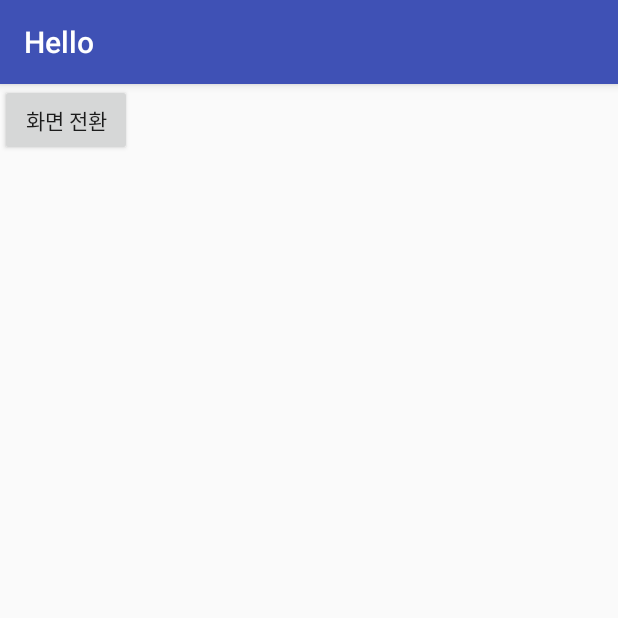
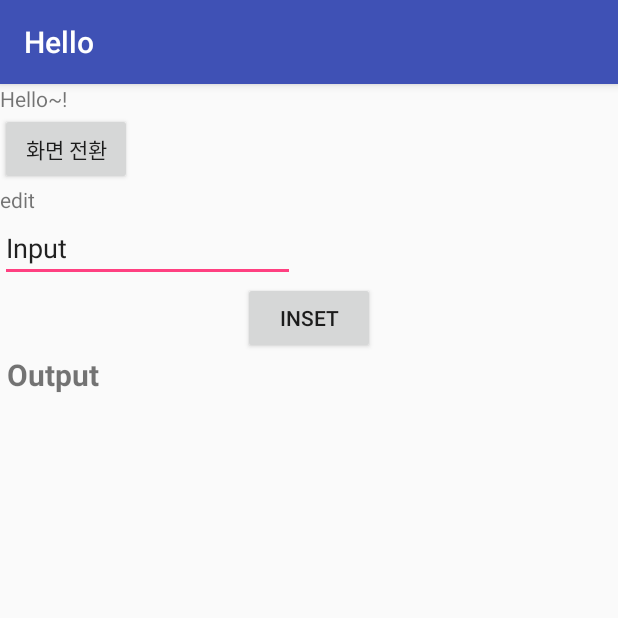
Before and after one commit to u0jin/Androiod-study-My.local, an Android app: the screen it shows after launch (MainActivity), on a phone screen of 412 x 824 dp, the top half of it. Run offline under Robolectric (Android 15) with nearby library versions, the phone set to English and light mode, and no system bars.

Commit message:
test-editbtn
edit btn 추가
버튼 리스너 추가

```diff
--- a/Hello/app/src/main/java/com/example/yujin/hello/MainActivity.java
+++ b/Hello/app/src/main/java/com/example/yujin/hello/MainActivity.java
@@ -4,6 +4,9 @@ import android.content.Intent;
 import android.support.v7.app.AppCompatActivity;
 import android.os.Bundle;
 import android.view.View;
+import android.widget.Button;
+import android.widget.EditText;
+import android.widget.TextView;
 
 public class MainActivity extends AppCompatActivity {
 
@@ -11,6 +14,21 @@ public class MainActivity extends AppCompatActivity {
     protected void onCreate(Bundle savedInstanceState) {
         super.onCreate(savedInstanceState);
         setContentView(R.layout.activity_main);
+
+        EditText editText =(EditText)findViewById(R.id.editText1);
+        String strText =editText.getText().toString();
+
+        final EditText editText1=(EditText)findViewById(R.id.editText1);
+        Button button=(Button)findViewById(R.id.insetbutton);
+        final TextView textView=(TextView)findViewById(R.id.textview4);
+
+        button.setOnClickListener(new View.OnClickListener() {
+            @Override
+            public void onClick(View v) {
+                textView.setText(editText1.getText());
+            }
+        });
+
     }
     public void btn1Click(View v){
         Intent myIntent=new Intent(getApplicationContext(),NewActivity.class);
--- a/Hello/app/src/main/res/layout/activity_main.xml
+++ b/Hello/app/src/main/res/layout/activity_main.xml
@@ -4,7 +4,14 @@ xmlns:app="http://schemas.android.com/apk/res-auto"
     xmlns:tools="http://schemas.android.com/tools"
     android:layout_width="match_parent"
     android:layout_height="match_parent"
+    android:orientation="vertical"
     tools:context=".MainActivity">
+
+    <TextView
+        android:id="@+id/textView2"
+        android:layout_width="match_parent"
+        android:layout_height="wrap_content"
+        android:text="Hello~!" />
 
     <Button
         android:id="@+id/button"
@@ -12,4 +19,37 @@ tools:context=".MainActivity">
         android:layout_height="wrap_content"
         android:onClick="btn1Click"
         android:text="화면 전환" />
+
+    <TextView
+        android:id="@+id/textView3"
+        android:layout_width="match_parent"
+        android:layout_height="wrap_content"
+        android:editable="true"
+        android:text="edit" />
+    <EditText
+        android:layout_width="wrap_content"
+        android:layout_height="wrap_content"
+        android:id="@+id/editText1"
+        android:text="Input"
+        android:inputType="textAutoCorrect"
+        android:hint="Please input your name"
+        />
+    <Button
+        android:layout_width="wrap_content"
+        android:layout_height="wrap_content"
+        android:text="Inset"
+        android:id="@+id/insetbutton"
+        android:layout_gravity="center"
+        />
+
+    <TextView
+        android:textSize="20dp"
+        android:textStyle="bold"
+        android:text=" Output"
+        android:layout_width="match_parent"
+        android:layout_height="wrap_content"
+        android:id="@+id/textview4"
+        />
+
+
 </LinearLayout>
```
Lines whose indentation alone changed are shown as unchanged.
